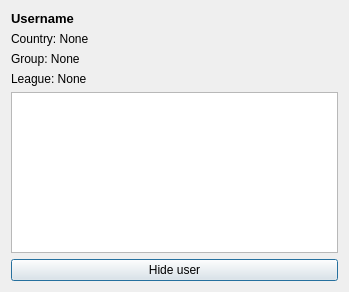
The window that designer/user_info.ui (ThoreBor/Anki_Leaderboard) describes before a commit, drawn with Qt 5.
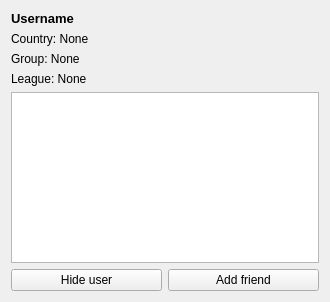
The same window after the commit. Icons and pictures are not drawn.

Commit message:
add friend from userinfo dialog
minor setup.ui changes

Diff of the .ui file:
```diff
--- a/designer/user_info.ui
+++ b/designer/user_info.ui
@@ -9,8 +9,8 @@
    <rect>
     <x>0</x>
     <y>0</y>
-    <width>349</width>
-    <height>292</height>
+    <width>330</width>
+    <height>302</height>
    </rect>
   </property>
   <property name="windowTitle">
@@ -76,11 +76,28 @@
     </widget>
    </item>
    <item>
+    <layout class="QHBoxLayout" name="horizontalLayout">
+     <item>
     <widget class="QPushButton" name="hideUser">
      <property name="text">
       <string>Hide user</string>
      </property>
-    </widget>
+       <property name="autoDefault">
+        <bool>false</bool>
+       </property>
+      </widget>
+     </item>
+     <item>
+      <widget class="QPushButton" name="addFriend">
+       <property name="text">
+        <string>Add friend</string>
+       </property>
+       <property name="autoDefault">
+        <bool>false</bool>
+       </property>
+      </widget>
+     </item>
+    </layout>
    </item>
   </layout>
  </widget>
```
Lines whose indentation alone changed are shown as unchanged. The commit also changes 1 other file.
